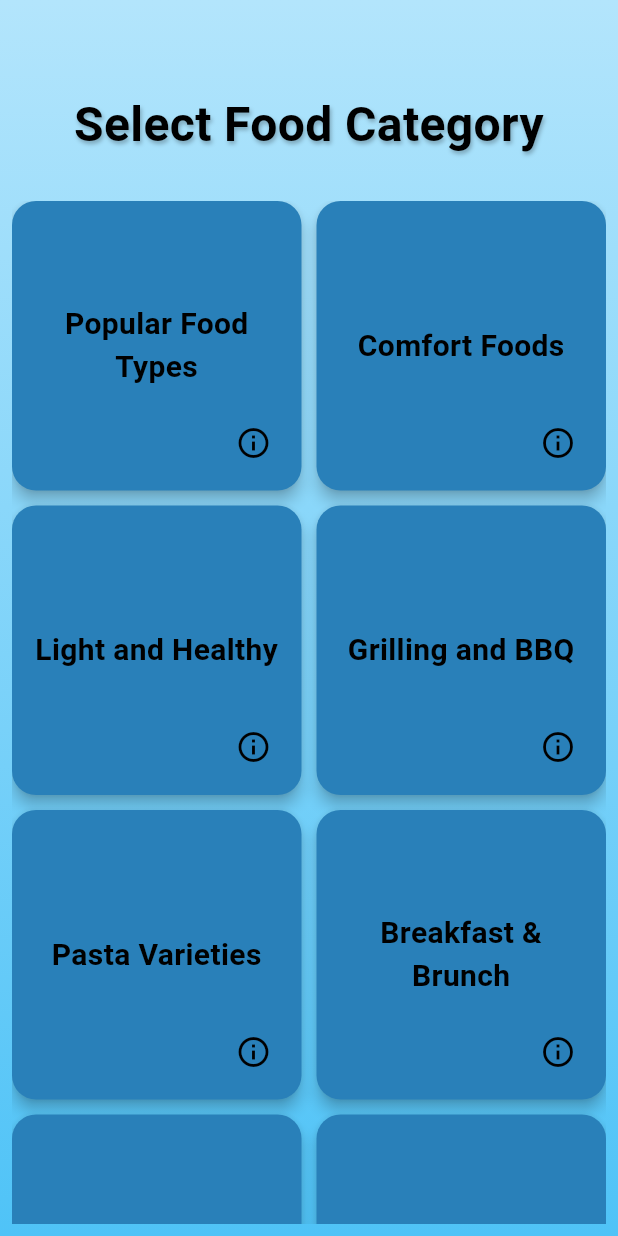
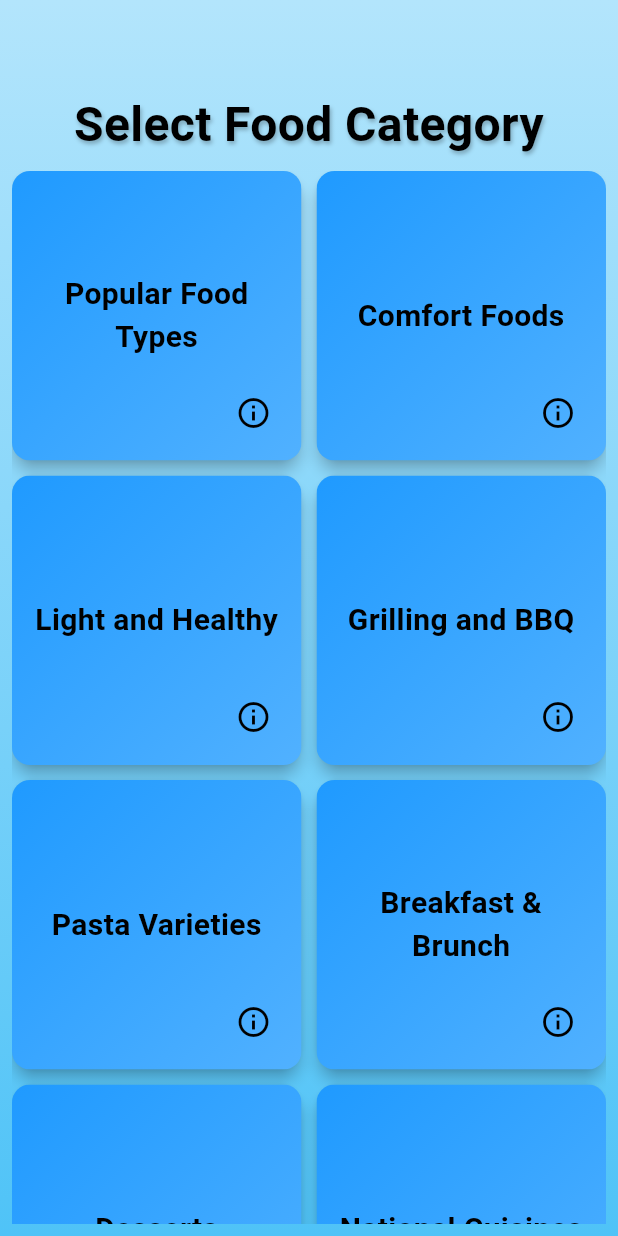
Before and after one commit to TyostoKarry/what_to_eat, a Flutter app: the WhatToEatCategories screen opened directly, on a phone screen of 412 x 824 dp. Run offline on Flutter 3.47's test engine with Material 3 defaults, Android fonts, the phone set to English and light mode, and no system bars; drawn by our look-alikes of auto_size_text; our stand-ins replace flutter_fortune_wheel.

Commit message:
Style WhatToEatCategories buttons to use gradient colors
- Change WhatToEatCategories grid items to have gradient colors
- Rename `Custom` category to `Create Custom Category`

```diff
--- a/lib/components/wte_button.dart
+++ b/lib/components/wte_button.dart
@@ -19,8 +19,8 @@ class WTEButton extends StatelessWidget {
     this.splashEnabled = true,
     this.tapEnabled = true,
     this.gradientColors = const [
-      AppColors.whatToEatPrimaryColor,
-      AppColors.whatToEatSecondaryColor
+      AppColors.whatToEatButtonPrimaryColor,
+      AppColors.whatToEatButtonSecondaryColor
     ],
     Key? key,
   }) : super(key: key);
--- a/lib/models/what_to_eat_model.dart
+++ b/lib/models/what_to_eat_model.dart
@@ -54,8 +54,8 @@ class WhatToEatModel extends ChangeNotifier {
   SelectedFood? _selectedFood;
   SelectedFood? get selectedFood => _selectedFood;
 
-  FoodCategory get customCategory =>
-      foodCategories.firstWhere((category) => category.name == 'Custom');
+  FoodCategory get customCategory => foodCategories
+      .firstWhere((category) => category.name == 'Create Custom Category');
 
   void setWhatToEatScreenState(WhatToEatScreenState newState) {
     _whatToEatScreenState = newState;
@@ -808,7 +808,7 @@ class WhatToEatModel extends ChangeNotifier {
           ),
         ]),
     FoodCategory(
-        name: 'Custom',
+        name: 'Create Custom Category',
         nextState: WhatToEatScreenState.customCategory,
         foodItems: []),
   ];
--- a/lib/theme/app_colors.dart
+++ b/lib/theme/app_colors.dart
@@ -2,9 +2,10 @@ import "package:flutter/material.dart";
 
 class AppColors {
   // General colors
-  static const Color whatToEatPrimaryColor = Color.fromARGB(255, 41, 128, 185);
-  static const Color whatToEatSecondaryColor =
-      Color.fromARGB(255, 52, 152, 219);
+  static const Color whatToEatButtonPrimaryColor =
+      Color.fromARGB(255, 31, 154, 255);
+  static const Color whatToEatButtonSecondaryColor =
+      Color.fromARGB(255, 81, 177, 255);
   static const Color whereToEatPrimaryColor =
       Color.fromARGB(255, 200, 230, 201);
   static const Color splashColor = Color.fromARGB(100, 255, 255, 128);
--- a/lib/views/what_to_eat/what_to_eat_categories.dart
+++ b/lib/views/what_to_eat/what_to_eat_categories.dart
@@ -39,7 +39,7 @@ class _WhatToEatCategoriesState extends State<WhatToEatCategories> {
           children: [
             WTEViewTitle(
               titleText: 'Select Food Category',
-              padding: EdgeInsets.only(top: 60, bottom: 20),
+              padding: EdgeInsets.only(top: 60),
             ),
             Expanded(
               child: Padding(
@@ -54,12 +54,23 @@ class _WhatToEatCategoriesState extends State<WhatToEatCategories> {
                   itemCount: WhatToEatModel.foodCategories.length,
                   itemBuilder: (context, index) {
                     return Material(
-                      color: AppColors.whatToEatPrimaryColor,
+                      color: Colors.transparent,
                       elevation: 4,
                       borderRadius: BorderRadius.circular(16),
                       child: Stack(
                         children: [
-                          InkWell(
+                          Ink(
+                            decoration: BoxDecoration(
+                                borderRadius: BorderRadius.circular(12),
+                                gradient: LinearGradient(
+                                  colors: [
+                                    AppColors.whatToEatButtonPrimaryColor,
+                                    AppColors.whatToEatButtonSecondaryColor
+                                  ],
+                                  begin: Alignment.topLeft,
+                                  end: Alignment.bottomRight,
+                                )),
+                            child: InkWell(
                               borderRadius: BorderRadius.circular(16),
                               splashColor: AppColors.splashColor,
                               onTap: () {
@@ -87,6 +98,7 @@ class _WhatToEatCategoriesState extends State<WhatToEatCategories> {
                                 ),
                               ),
                             ),
+                          ),
                           Positioned(
                             bottom: 8,
                             right: 8,
```
Lines whose indentation alone changed are shown as unchanged.
